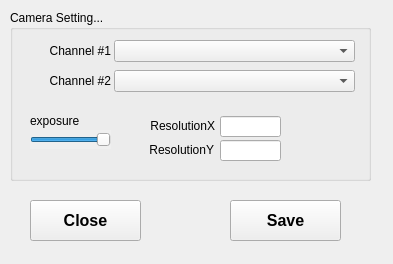
This is qroiapp/app/dialogconfig.ui in JonglockYoon/QT-qroilib as Qt 5 draws it before an edit. The edited form follows.
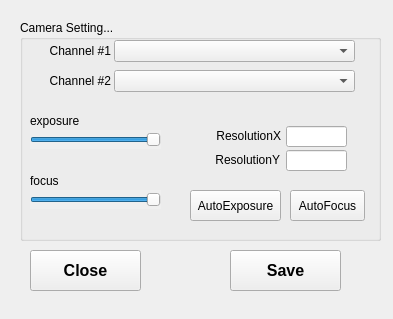
This is the edited form.

Diff of the .ui file:
```diff
--- a/qroiapp/app/dialogconfig.ui
+++ b/qroiapp/app/dialogconfig.ui
@@ -7,7 +7,7 @@
     <x>0</x>
     <y>0</y>
     <width>393</width>
-    <height>264</height>
+    <height>319</height>
    </rect>
   </property>
   <property name="mouseTracking">
@@ -23,7 +23,7 @@
    <property name="geometry">
     <rect>
      <x>230</x>
-     <y>200</y>
+     <y>250</y>
      <width>111</width>
      <height>41</height>
     </rect>
@@ -43,10 +43,10 @@
   <widget class="QGroupBox" name="groupBox_2">
    <property name="geometry">
     <rect>
-     <x>10</x>
-     <y>10</y>
+     <x>20</x>
+     <y>20</y>
      <width>361</width>
-     <height>171</height>
+     <height>221</height>
     </rect>
    </property>
    <property name="font">
@@ -62,7 +62,7 @@
    <widget class="QLineEdit" name="lineEditResY">
     <property name="geometry">
      <rect>
-      <x>210</x>
+      <x>266</x>
       <y>130</y>
       <width>61</width>
       <height>21</height>
@@ -72,7 +72,7 @@
    <widget class="QLabel" name="label_7">
     <property name="geometry">
      <rect>
-      <x>123</x>
+      <x>179</x>
       <y>129</y>
       <width>81</width>
       <height>21</height>
@@ -88,7 +88,7 @@
    <widget class="QLabel" name="label_6">
     <property name="geometry">
      <rect>
-      <x>124</x>
+      <x>180</x>
       <y>105</y>
       <width>81</width>
       <height>21</height>
@@ -104,13 +104,80 @@
    <widget class="QLineEdit" name="lineEditResX">
     <property name="geometry">
      <rect>
-      <x>210</x>
+      <x>266</x>
       <y>106</y>
       <width>61</width>
       <height>21</height>
      </rect>
     </property>
    </widget>
+   <widget class="QSlider" name="sliderFocus">
+    <property name="geometry">
+     <rect>
+      <x>10</x>
+      <y>170</y>
+      <width>131</width>
+      <height>19</height>
+     </rect>
+    </property>
+    <property name="autoFillBackground">
+     <bool>true</bool>
+    </property>
+    <property name="styleSheet">
+     <string notr="true">QSlider::groove:horizontal</string>
+    </property>
+    <property name="minimum">
+     <number>-13</number>
+    </property>
+    <property name="maximum">
+     <number>-1</number>
+    </property>
+    <property name="orientation">
+     <enum>Qt::Horizontal</enum>
+    </property>
+   </widget>
+   <widget class="QLabel" name="label_8">
+    <property name="geometry">
+     <rect>
+      <x>10</x>
+      <y>150</y>
+      <width>71</width>
+      <height>21</height>
+     </rect>
+    </property>
+    <property name="text">
+     <string>focus</string>
+    </property>
+    <property name="alignment">
+     <set>Qt::AlignLeading|Qt::AlignLeft|Qt::AlignVCenter</set>
+    </property>
+   </widget>
+   <widget class="QPushButton" name="pushButtonAutoExposure">
+    <property name="geometry">
+     <rect>
+      <x>170</x>
+      <y>170</y>
+      <width>91</width>
+      <height>31</height>
+     </rect>
+    </property>
+    <property name="text">
+     <string>AutoExposure</string>
+    </property>
+   </widget>
+   <widget class="QPushButton" name="pushButtonAutoFocus">
+    <property name="geometry">
+     <rect>
+      <x>270</x>
+      <y>170</y>
+      <width>75</width>
+      <height>31</height>
+     </rect>
+    </property>
+    <property name="text">
+     <string>AutoFocus</string>
+    </property>
+   </widget>
   </widget>
   <widget class="QLabel" name="label_3">
    <property name="geometry">
@@ -169,7 +236,7 @@
     <rect>
      <x>30</x>
      <y>130</y>
-     <width>81</width>
+     <width>131</width>
      <height>19</height>
     </rect>
    </property>
@@ -193,7 +260,7 @@
    <property name="geometry">
     <rect>
      <x>30</x>
-     <y>200</y>
+     <y>250</y>
      <width>111</width>
      <height>41</height>
     </rect>
```
Left out of the diff: 6 changed lines with no effect on the pictures.
